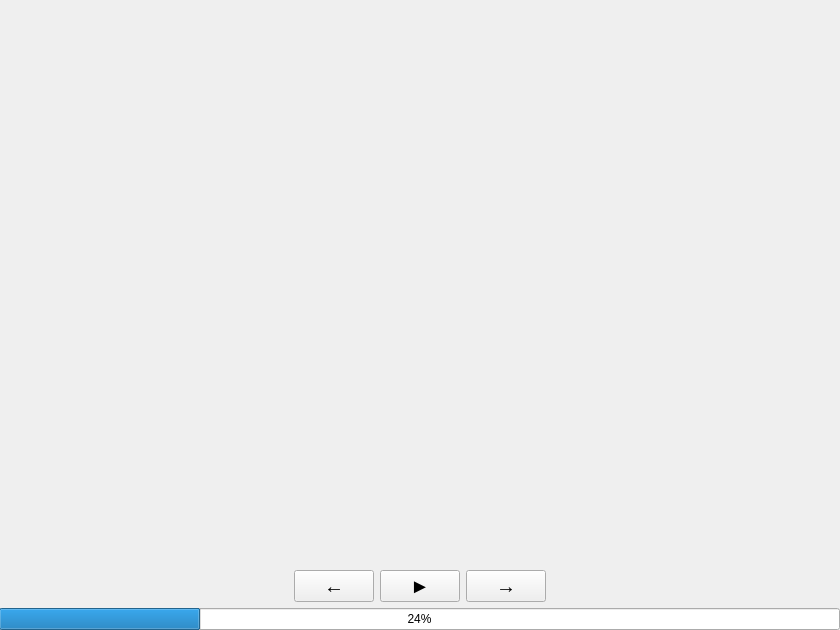
RonPlusSign/QT_Slideshow, file MainWindow.ui: the form before one commit.
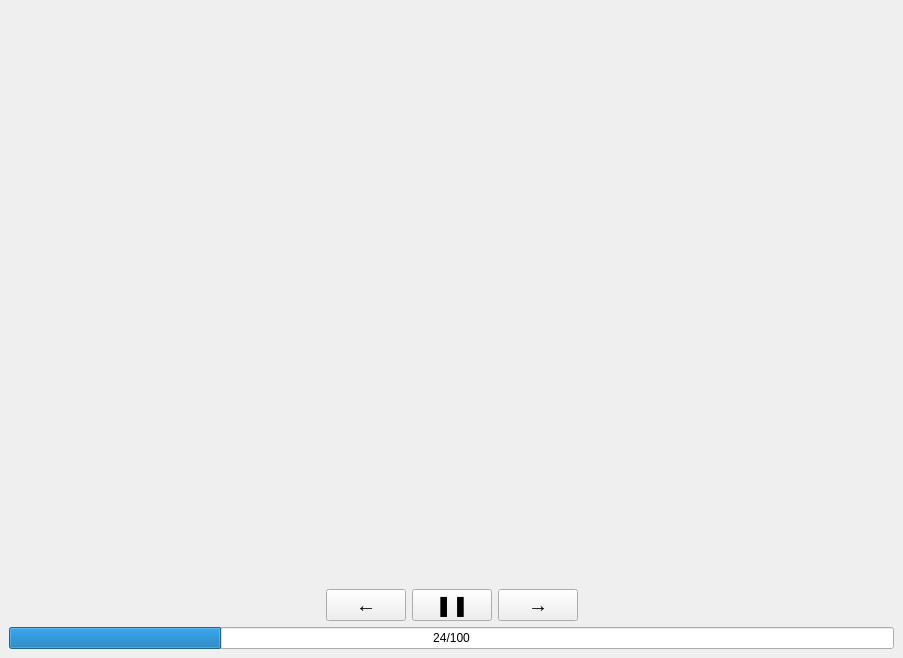
The form after the commit.

```diff
--- a/MainWindow.ui
+++ b/MainWindow.ui
@@ -6,24 +6,26 @@
    <rect>
     <x>0</x>
     <y>0</y>
-    <width>840</width>
-    <height>630</height>
+    <width>903</width>
+    <height>658</height>
    </rect>
   </property>
   <property name="windowTitle">
    <string>MainWindow</string>
   </property>
   <widget class="QWidget" name="centralwidget">
-   <widget class="QWidget" name="verticalLayoutWidget">
-    <property name="geometry">
-     <rect>
-      <x>-1</x>
-      <y>-1</y>
-      <width>841</width>
-      <height>631</height>
-     </rect>
-    </property>
+   <property name="sizePolicy">
+    <sizepolicy hsizetype="Expanding" vsizetype="Expanding">
+     <horstretch>0</horstretch>
+     <verstretch>0</verstretch>
+    </sizepolicy>
+   </property>
+   <layout class="QGridLayout" name="gridLayout">
+    <item row="0" column="0">
     <layout class="QVBoxLayout" name="verticalLayout" stretch="1,0,0">
+      <property name="sizeConstraint">
+       <enum>QLayout::SetDefaultConstraint</enum>
+      </property>
      <item>
       <widget class="QLabel" name="image">
        <property name="minimumSize">
@@ -86,7 +88,7 @@
           <cursorShape>PointingHandCursor</cursorShape>
          </property>
          <property name="text">
-          <string>►</string>
+           <string>❚❚</string>
          </property>
          <property name="autoDefault">
           <bool>false</bool>
@@ -112,6 +114,9 @@
          <property name="text">
           <string>→</string>
          </property>
+          <property name="flat">
+           <bool>false</bool>
+          </property>
         </widget>
        </item>
        <item>
@@ -134,10 +139,14 @@
        <property name="value">
         <number>24</number>
        </property>
+        <property name="format">
+         <string>%v/%m</string>
+        </property>
       </widget>
      </item>
     </layout>
-   </widget>
+    </item>
+   </layout>
   </widget>
  </widget>
  <resources/>
```
Left out of the diff: 4 changed lines with no effect on the pictures. Lines whose indentation alone changed are shown as unchanged.
